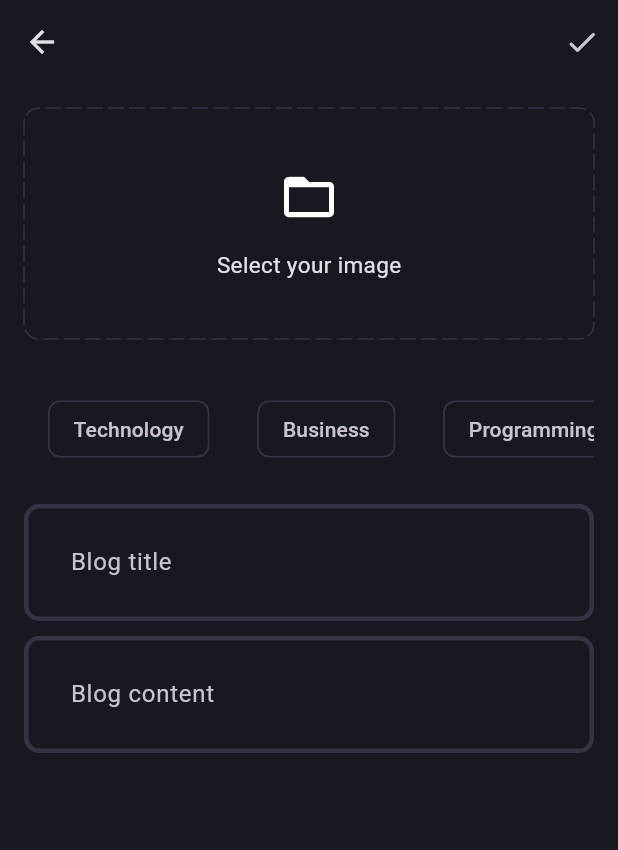
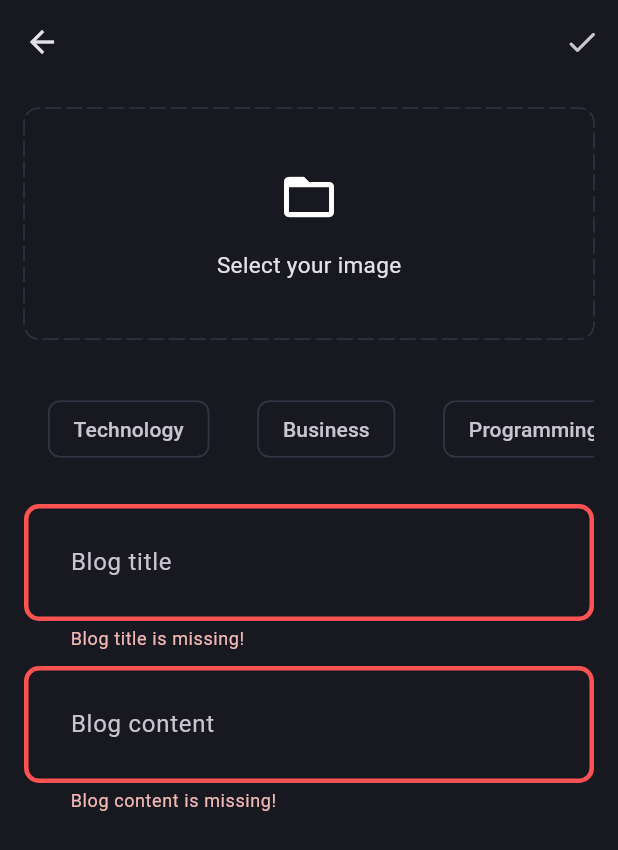
Before and after one commit to Ifwtzzzzzh/inkwel-blog-flutter, a Flutter app: the AddNewBlogPage screen opened directly, after a tap on the "done" icon, on a phone screen of 412 x 824 dp. Shown: the top 850 px of the screen. Run offline on Flutter 3.47's test engine with Material 3 defaults, Android fonts, the phone set to English and light mode, and no system bars; drawn by our look-alikes of dotted_border; our stand-ins replace flutter_bloc, fpdart, get_it, image_picker, supabase_flutter; accounts and stored records are empty.

Commit message:
Displaying Blogs

```diff
--- a/lib/core/theme/theme.dart
+++ b/lib/core/theme/theme.dart
@@ -23,8 +23,10 @@
     ),
     inputDecorationTheme: InputDecorationTheme(
       contentPadding: const EdgeInsets.all(27),
+      border: _border(),
       enabledBorder: _border(),
       focusedBorder: _border(AppPallete.gradient2),
+      errorBorder: _border(AppPallete.errorColor),
     ),
   );
 }
--- a/lib/features/blog/domain/entities/blog.dart
+++ b/lib/features/blog/domain/entities/blog.dart
@@ -6,6 +6,7 @@
   final String imageUrl;
   final List<String> topics;
   final DateTime updateAt;
+  final String? posterName;
 
   Blog({
     required this.id,
@@ -15,5 +16,6 @@
     required this.imageUrl,
     required this.topics,
     required this.updateAt,
+    this.posterName,
   });
 }
--- a/lib/features/blog/presentation/pages/add_new_blog_page.dart
+++ b/lib/features/blog/presentation/pages/add_new_blog_page.dart
@@ -2,8 +2,14 @@
 
 import 'package:dotted_border/dotted_border.dart';
 import 'package:flutter/material.dart';
+import 'package:flutter_bloc/flutter_bloc.dart';
+import 'package:inkwel_blog_app/core/common/cubits/app_user/app_user_cubit.dart';
+import 'package:inkwel_blog_app/core/common/widgets/loader.dart';
 import 'package:inkwel_blog_app/core/theme/app_palette.dart';
 import 'package:inkwel_blog_app/core/utils/pick_image.dart';
+import 'package:inkwel_blog_app/core/utils/show_snackbar.dart';
+import 'package:inkwel_blog_app/features/blog/presentation/bloc/blog_bloc.dart';
+import 'package:inkwel_blog_app/features/blog/presentation/pages/blog_page.dart';
 import 'package:inkwel_blog_app/features/blog/presentation/widgets/blog_editor.dart';
 
 class AddNewBlogPage extends StatefulWidget {
@@ -19,6 +25,7 @@
 class _AddNewBlogPageState extends State<AddNewBlogPage> {
   final titleController = TextEditingController();
   final contentController = TextEditingController();
+  final formKey = GlobalKey<FormState>();
   List<String> selectedTopics = [];
   File? image;
 
@@ -28,6 +35,24 @@
       setState(() {
         image = pickedImage;
       });
+    }
+  }
+
+  void uploadBlog() {
+    if (formKey.currentState!.validate() &&
+        selectedTopics.isNotEmpty &&
+        image != null) {
+      final posterId =
+          (context.read<AppUserCubit>().state as AppUserLoggedIn).user.id;
+      context.read<BlogBloc>().add(
+            BlogUpload(
+              posterId: posterId,
+              title: titleController.text.trim(),
+              content: contentController.text.trim(),
+              image: image!,
+              topics: selectedTopics,
+            ),
+          );
     }
   }
 
@@ -45,15 +70,30 @@
         actions: [
           IconButton(
             onPressed: () {
-              Navigator.push(context, AddNewBlogPage.route());
+              uploadBlog();
             },
             icon: const Icon(Icons.done_rounded),
           ),
         ],
       ),
-      body: SingleChildScrollView(
+      body: BlocConsumer<BlogBloc, BlogState>(
+        listener: (context, state) {
+          if (state is BlogFailure) {
+            showSnackBar(context, state.error);
+          } else if (state is BlogSuccess) {
+            Navigator.pushAndRemoveUntil(
+                context, BlogPage.route(), (route) => false);
+          }
+        },
+        builder: (context, state) {
+          if (state is BlogLoading) {
+            return const Loader();
+          }
+          return SingleChildScrollView(
             child: Padding(
               padding: const EdgeInsets.all(16.0),
+              child: Form(
+                key: formKey,
                 child: Column(
                   children: [
                     image != null
@@ -143,14 +183,19 @@
                       ),
                     ),
                     const SizedBox(height: 10),
-              BlogEditor(controller: titleController, hintText: 'Blog title'),
+                    BlogEditor(
+                        controller: titleController, hintText: 'Blog title'),
                     const SizedBox(height: 10),
                     BlogEditor(
-                  controller: contentController, hintText: 'Blog content'),
+                        controller: contentController,
+                        hintText: 'Blog content'),
                   ],
                 ),
               ),
             ),
           );
+        },
+      ),
+    );
   }
 }
--- a/lib/features/blog/presentation/pages/blog_page.dart
+++ b/lib/features/blog/presentation/pages/blog_page.dart
@@ -2,6 +2,7 @@
 import 'package:flutter/material.dart';
 
 class BlogPage extends StatelessWidget {
+  static route() => MaterialPageRoute(builder: (context) => const BlogPage());
   const BlogPage({super.key});
 
   @override
--- a/lib/features/blog/presentation/widgets/blog_editor.dart
+++ b/lib/features/blog/presentation/widgets/blog_editor.dart
@@ -18,6 +18,12 @@
         hintText: hintText,
       ),
       maxLength: null,
+      validator: (value) {
+        if (value!.isEmpty) {
+          return '$hintText is missing!';
+        }
+        return null;
+      },
     );
   }
 }
--- a/lib/main.dart
+++ b/lib/main.dart
@@ -4,6 +4,7 @@
 import 'package:inkwel_blog_app/core/theme/theme.dart';
 import 'package:inkwel_blog_app/features/auth/presentation/bloc/auth_bloc.dart';
 import 'package:inkwel_blog_app/features/auth/presentation/pages/login_page.dart';
+import 'package:inkwel_blog_app/features/blog/presentation/bloc/blog_bloc.dart';
 import 'package:inkwel_blog_app/features/blog/presentation/pages/blog_page.dart';
 import 'package:inkwel_blog_app/init_dependecies.dart';
 
@@ -17,6 +18,9 @@
       ),
       BlocProvider(
         create: (_) => serviceLocator<AuthBloc>(),
+      ),
+      BlocProvider(
+        create: (_) => serviceLocator<BlogBloc>(),
       ),
     ],
     child: const MyApp(),
```
Also changed, not shown: lib/features/blog/data/datasources/blog_remote_data_source.dart (+12 -0 lines), lib/init_dependecies.dart (+31 -0 lines). Lines whose indentation alone changed are shown as unchanged.
